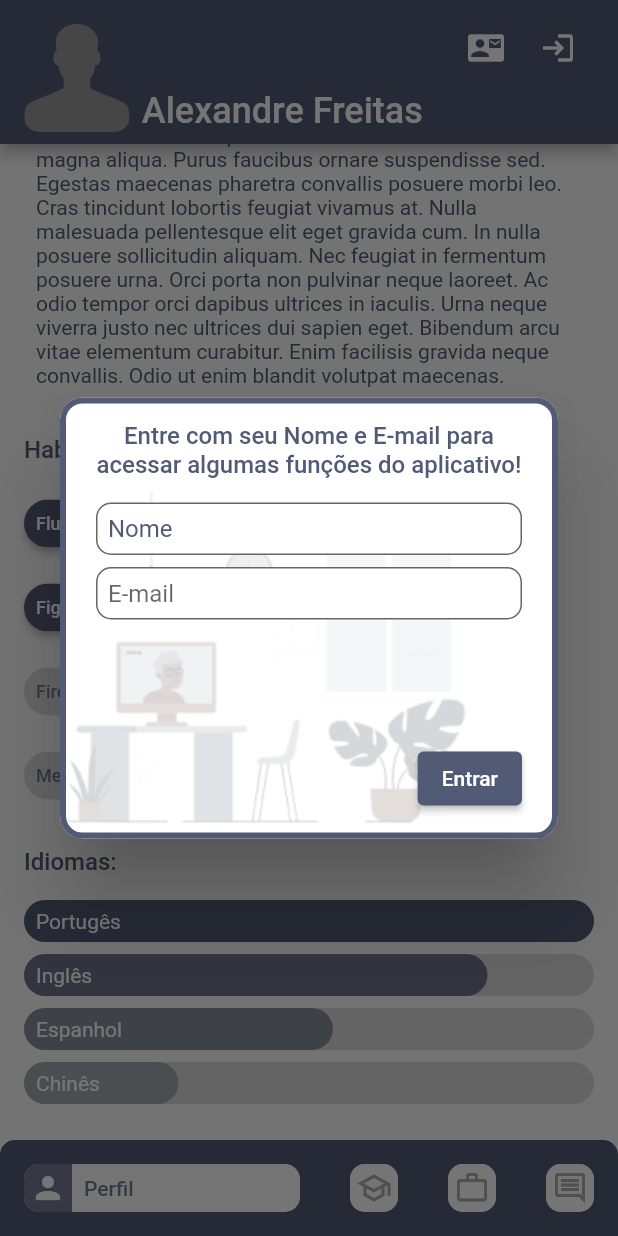
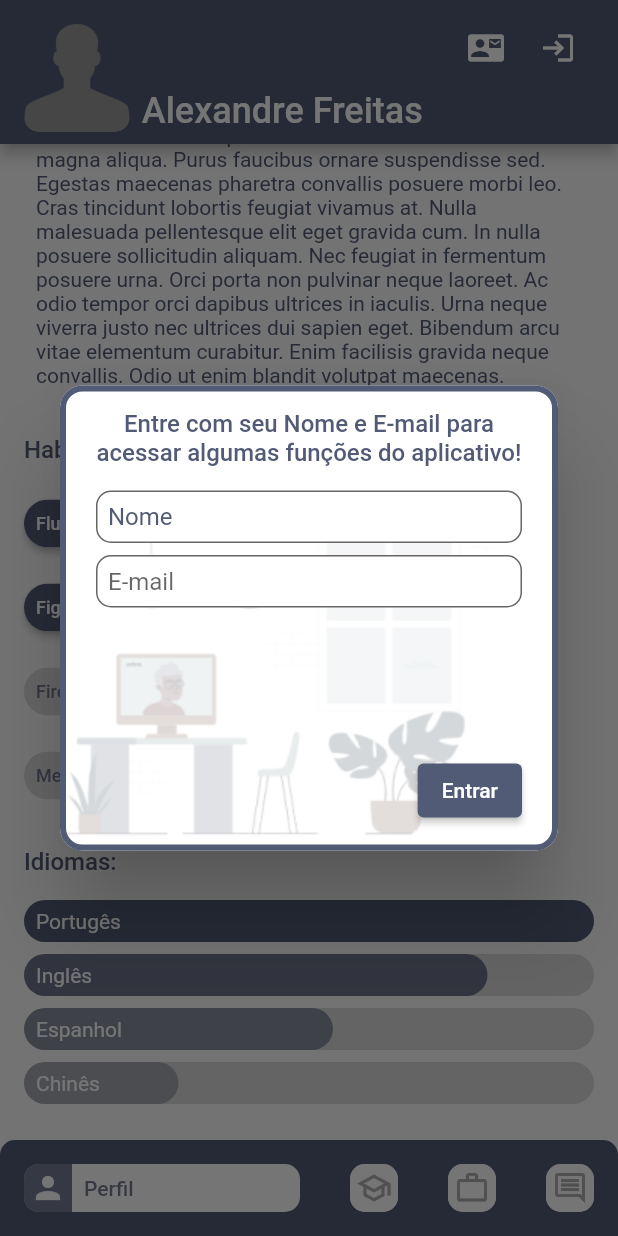
Before and after one commit to xandefreitas/Flutter_Profile, a Flutter app: the NavigationManagementScreen screen opened directly, scrolled down 401 dp, after a tap on the "login" icon, on a phone screen of 412 x 824 dp. Run offline on Flutter 3.47's test engine with Material 2 defaults, Android fonts, the phone set to English and light mode, and no system bars; our stand-ins replace unicons; network calls fail.

Commit message:
Web adjusments

```diff
--- /dev/null
+++ b/lib/common/widgets/custom_dialog.dart
@@ -0,0 +1,56 @@
+import 'package:flutter/material.dart';
+import 'package:flutter_profile/core/core.dart';
+
+class CustomDialog extends StatelessWidget {
+  final String dialogTitle;
+  final Widget dialogBody;
+  final Color dialogColor;
+  final Widget? dialogAction;
+  final Widget? dialogBackground;
+  const CustomDialog({
+    Key? key,
+    required this.dialogTitle,
+    required this.dialogBody,
+    required this.dialogColor,
+    this.dialogAction,
+    this.dialogBackground,
+  }) : super(key: key);
+
+  @override
+  Widget build(BuildContext context) {
+    return Dialog(
+      shape: RoundedRectangleBorder(
+        side: BorderSide(color: dialogColor, width: 4),
+        borderRadius: BorderRadius.circular(15),
+      ),
+      child: Stack(
+        children: [
+          dialogBackground ?? const SizedBox(),
+          Padding(
+            padding: const EdgeInsets.symmetric(vertical: 16.0, horizontal: 24),
+            child: Column(
+              mainAxisSize: MainAxisSize.min,
+              children: [
+                Text(
+                  dialogTitle,
+                  textAlign: TextAlign.center,
+                  style: AppTextStyles.textSize16.copyWith(
+                    color: dialogColor,
+                    fontWeight: FontWeight.w500,
+                  ),
+                ),
+                const SizedBox(height: 16),
+                dialogBody,
+                const SizedBox(height: 16),
+                Align(
+                  alignment: Alignment.bottomRight,
+                  child: dialogAction,
+                ),
+              ],
+            ),
+          ),
+        ],
+      ),
+    );
+  }
+}
--- a/lib/screens/CertificatesScreen/certificates_screen.dart
+++ b/lib/screens/CertificatesScreen/certificates_screen.dart
@@ -1,3 +1,4 @@
+import 'package:flutter/foundation.dart';
 import 'package:flutter/material.dart';
 
 import '../../data/certificates_data.dart';
@@ -10,7 +11,7 @@ class CertificatesScreen extends StatelessWidget {
   Widget build(BuildContext context) {
     final dummyCertificatesData = CertificatesData;
     return Padding(
-      padding: const EdgeInsets.only(top: 128.0, bottom: 64),
+      padding: const EdgeInsets.only(top: 128.0, bottom: kIsWeb ? 0 : 64),
       child: SizedBox(
         height: MediaQuery.of(context).size.height,
         child: ListView.builder(
--- a/lib/screens/DepositionsScreen/components/deposition_card.dart
+++ b/lib/screens/DepositionsScreen/components/deposition_card.dart
@@ -1,3 +1,4 @@
+import 'package:flutter/foundation.dart';
 import 'package:flutter/material.dart';
 import 'package:flutter_profile/common/models/deposition.dart';
 import 'package:flutter_profile/data/icons_data.dart';
--- a/lib/screens/NavigationManagementScreen/navigation_management_screen.dart
+++ b/lib/screens/NavigationManagementScreen/navigation_management_screen.dart
@@ -1,7 +1,9 @@
+import 'package:flutter/foundation.dart';
 import 'package:flutter/material.dart';
 import 'package:flutter_profile/core/app_colors.dart';
 import 'package:flutter_profile/screens/CertificatesScreen/certificates_screen.dart';
 import 'package:flutter_profile/screens/NavigationManagementScreen/components/custom_bottom_nav_bar.dart';
+import 'package:flutter_profile/screens/NavigationManagementScreen/components/custom_rail_nav_bar.dart';
 import 'package:flutter_profile/screens/ProfileScreen/profile_screen.dart';
 import 'package:flutter_profile/screens/WorkHistoryScreen/work_history_screen.dart';
 
@@ -34,7 +36,9 @@ class _ProfileScreenState extends State<NavigationManagementScreen> {
       drawer: const CustomDrawer(),
       body: Stack(
         children: [
-          PageView(
+          Padding(
+            padding: kIsWeb ? const EdgeInsets.only(left: 120.0) : EdgeInsets.zero,
+            child: PageView(
               controller: _controller,
               onPageChanged: changeScreenBySliding,
               children: [
@@ -63,7 +67,15 @@ class _ProfileScreenState extends State<NavigationManagementScreen> {
                 ),
               ],
             ),
+          ),
+          if (!kIsWeb)
             CustomBottomNavBar(
+              changeScreen: changeScreen,
+              index: _index,
+              tabActiveColor: tabActiveColor,
+            ),
+          if (kIsWeb)
+            CustomRailNavBar(
               changeScreen: changeScreen,
               index: _index,
               tabActiveColor: tabActiveColor,
--- a/lib/screens/ProfileScreen/components/language_progress_bar.dart
+++ b/lib/screens/ProfileScreen/components/language_progress_bar.dart
@@ -36,7 +36,7 @@ class _LanguageProgressBarState extends State<LanguageProgressBar> {
           AnimatedContainer(
             duration: const Duration(seconds: 1),
             height: 28,
-            width: widget.languageBarisVisible ? (MediaQuery.of(context).size.width / 4) * widget.languageLevel : 0,
+            width: widget.languageBarisVisible ? (MediaQuery.of(context).size.width * 0.25) * widget.languageLevel : 0,
             decoration: BoxDecoration(
               borderRadius: BorderRadius.circular(15),
               color: AppColors.profilePrimary.withOpacity(0.2 + 0.2 * widget.languageLevel),
--- a/lib/screens/ProfileScreen/components/profile_screen_body.dart
+++ b/lib/screens/ProfileScreen/components/profile_screen_body.dart
@@ -1,3 +1,4 @@
+import 'package:flutter/foundation.dart';
 import 'package:flutter/material.dart';
 
 import '../../../core/core.dart';
@@ -20,7 +21,7 @@ class ProfileScreenBody extends StatelessWidget {
   Widget build(BuildContext context) {
     final skills = SkillsData;
     return Padding(
-      padding: const EdgeInsets.symmetric(horizontal: 16.0),
+      padding: const EdgeInsets.symmetric(horizontal: kIsWeb ? 160 : 16.0),
       child: Column(
         crossAxisAlignment: CrossAxisAlignment.start,
         children: [
--- a/lib/screens/ProfileScreen/profile_screen.dart
+++ b/lib/screens/ProfileScreen/profile_screen.dart
@@ -1,4 +1,6 @@
+import 'package:flutter/foundation.dart';
 import 'package:flutter/material.dart';
+import 'package:flutter_profile/common/widgets/custom_dialog.dart';
 import 'package:flutter_profile/core/app_colors.dart';
 import 'package:flutter_profile/core/app_text_styles.dart';
 import 'package:flutter_profile/common/widgets/custom_form.dart';
@@ -40,6 +42,13 @@ class _ProfileScreenState extends State<ProfileScreen> with SingleTickerProvider
     _opacityAnimationReverse = Tween(begin: 1.0, end: 0.0).animate(
       curvedAnimation(),
     );
+    if (kIsWeb) {
+      setState(() {
+        _appBarCollapsed = true;
+        _languageBarIsVisible = true;
+        _animationController?.forward();
+      });
+    } else {
       _scrollController.addListener(() {
         if (_scrollController.position.pixels > 304) {
           setState(() {
@@ -58,6 +67,7 @@ class _ProfileScreenState extends State<ProfileScreen> with SingleTickerProvider
           });
         }
       });
+    }
     super.initState();
   }
 
@@ -95,12 +105,13 @@ class _ProfileScreenState extends State<ProfileScreen> with SingleTickerProvider
       backgroundColor: AppColors.profilePrimary,
       automaticallyImplyLeading: false,
       pinned: true,
-      expandedHeight: 400,
+      expandedHeight: kIsWeb ? 0 : 400,
       collapsedHeight: 96,
       flexibleSpace: FlexibleSpaceBar(
         background: Stack(
           fit: StackFit.expand,
           children: [
+            if (!kIsWeb)
               FadeInImage(
                 placeholder: const AssetImage('assets/images/person_placeholder.png'),
                 placeholderFit: BoxFit.cover,
@@ -109,7 +120,7 @@ class _ProfileScreenState extends State<ProfileScreen> with SingleTickerProvider
                   fit: BoxFit.cover,
                 ),
                 image: const NetworkImage(_profilePhoto),
-              fit: BoxFit.cover,
+                fit: BoxFit.fitHeight,
               ),
             Container(
               decoration: const BoxDecoration(
@@ -136,10 +147,7 @@ class _ProfileScreenState extends State<ProfileScreen> with SingleTickerProvider
       ),
       actions: [
         Padding(
-          padding: const EdgeInsets.only(
-            top: 8.0,
-            right: 16,
-          ),
+          padding: const EdgeInsets.only(top: 8.0, right: kIsWeb ? 160 : 16),
           child: Row(
             children: [
               IconButton(
@@ -156,41 +164,17 @@ class _ProfileScreenState extends State<ProfileScreen> with SingleTickerProvider
                   onPressed: () {
                     showDialog(
                       context: context,
-                      builder: (context) => Dialog(
-                        shape: RoundedRectangleBorder(
-                          side: const BorderSide(color: AppColors.profilePrimary, width: 4),
-                          borderRadius: BorderRadius.circular(15),
-                        ),
-                        child: Stack(
-                          children: [
-                            Positioned(
-                              bottom: 0,
-                              child: Image.asset('assets/images/login_background.png'),
-                            ),
-                            Padding(
-                              padding: const EdgeInsets.symmetric(vertical: 16.0, horizontal: 24),
-                              child: Column(
-                                mainAxisSize: MainAxisSize.min,
-                                children: [
-                                  Text(
-                                    'Entre com seu Nome e E-mail para acessar algumas funções do aplicativo!',
-                                    textAlign: TextAlign.center,
-                                    style: AppTextStyles.textSize16.copyWith(
-                                      color: AppColors.profilePrimary,
-                                      fontWeight: FontWeight.w500,
-                                    ),
-                                  ),
-                                  const SizedBox(height: 16),
-                                  Container(
+                      builder: (context) => CustomDialog(
+                        dialogColor: AppColors.profilePrimary,
+                        dialogTitle: 'Entre com seu Nome e E-mail para acessar algumas funções do aplicativo!',
+                        dialogBody: Container(
                           decoration: BoxDecoration(
                             borderRadius: BorderRadius.circular(10),
                           ),
                           height: 160,
                           child: CustomForm(formKey: _formKey),
                         ),
-                                  Align(
-                                    alignment: Alignment.bottomRight,
-                                    child: ElevatedButton(
+                        dialogAction: ElevatedButton(
                           style: ElevatedButton.styleFrom(primary: AppColors.profilePrimary),
                           onPressed: () {
                             setState(() {
@@ -200,11 +184,9 @@ class _ProfileScreenState extends State<ProfileScreen> with SingleTickerProvider
                           },
                           child: const Text('Entrar'),
                         ),
-                                  )
-                                ],
-                              ),
-                            ),
-                          ],
+                        dialogBackground: Positioned(
+                          bottom: 0,
+                          child: Image.asset('assets/images/login_background.png'),
                         ),
                       ),
                     );
@@ -225,7 +207,7 @@ class _ProfileScreenState extends State<ProfileScreen> with SingleTickerProvider
     return FadeTransition(
       opacity: _opacityAnimation!,
       child: Padding(
-        padding: const EdgeInsets.only(left: 16.0),
+        padding: const EdgeInsets.only(left: kIsWeb ? 160 : 16.0),
         child: isCollapsed
             ? Row(
                 crossAxisAlignment: CrossAxisAlignment.end,
```
Also changed, not shown: lib/common/widgets/custom_drawer.dart (+5 -2 lines), lib/data/company_data.dart (+35 -0 lines), lib/screens/DepositionsScreen/components/new_deposition_button.dart (+7 -2 lines), lib/screens/DepositionsScreen/depositions_screen.dart (+11 -6 lines), lib/screens/NavigationManagementScreen/components/animated_rail_button.dart (added, +87 -0 lines), lib/screens/NavigationManagementScreen/components/custom_rail_nav_bar.dart (added, +77 -0 lines), lib/screens/WorkHistoryScreen/components/occupation_info_button.dart (+5 -8 lines), lib/screens/WorkHistoryScreen/components/work_history_screen_body.dart (+7 -1 lines), lib/screens/WorkHistoryScreen/work_history_screen.dart (+7 -6 lines), lib/core/app_styles.dart (deleted). Lines whose indentation alone changed are shown as unchanged.
